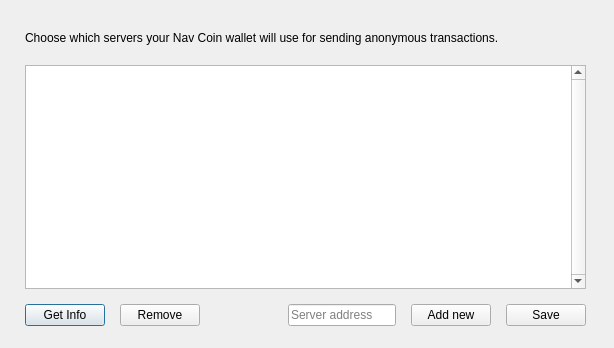
Qt form src/qt/navtechsetup.ui (navcoin/navcoin-core) before a commit.
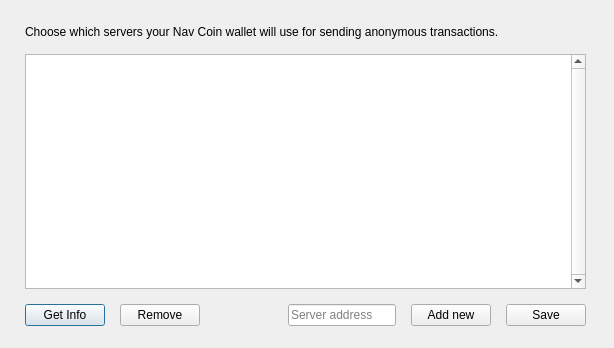
The same form after that commit.

Diff of the .ui file:
```diff
--- a/src/qt/navtechsetup.ui
+++ b/src/qt/navtechsetup.ui
@@ -41,7 +41,7 @@
     <item>
      <widget class="QLabel" name="topLabel">
       <property name="sizePolicy">
-       <sizepolicy hsizetype="Preferred" vsizetype="Expanding">
+       <sizepolicy hsizetype="Preferred" vsizetype="Preferred">
         <horstretch>0</horstretch>
         <verstretch>0</verstretch>
        </sizepolicy>
@@ -55,7 +55,7 @@
       <property name="maximumSize">
        <size>
         <width>16777215</width>
-        <height>25</height>
+        <height>16777215</height>
        </size>
       </property>
       <property name="text">
```
